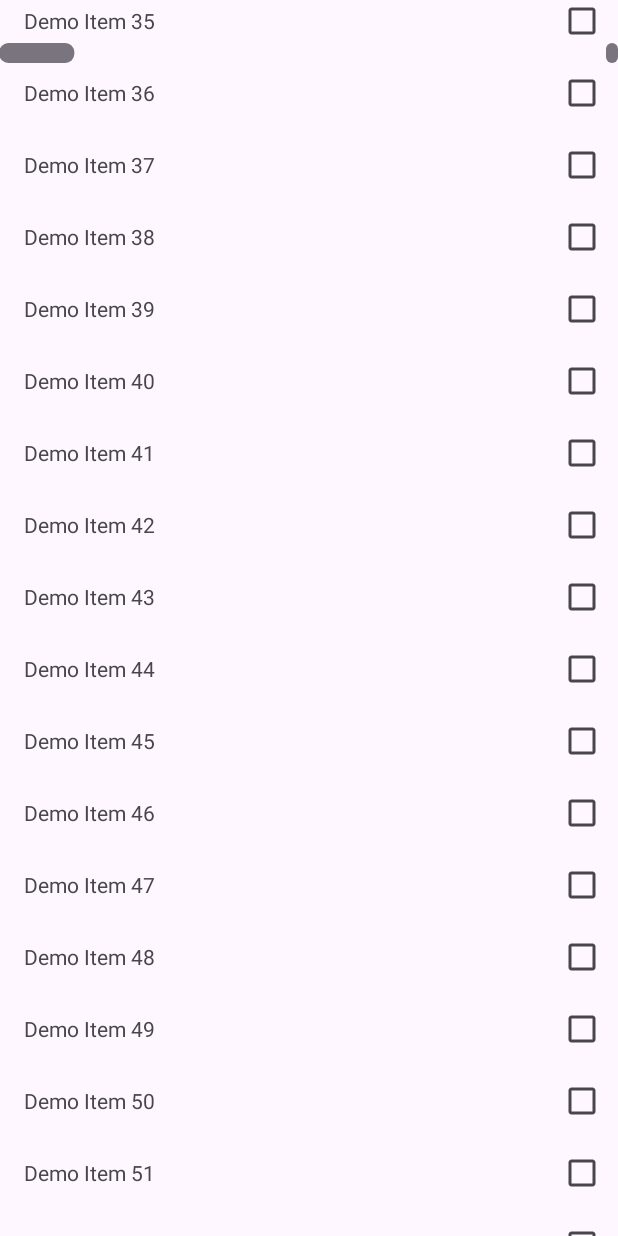
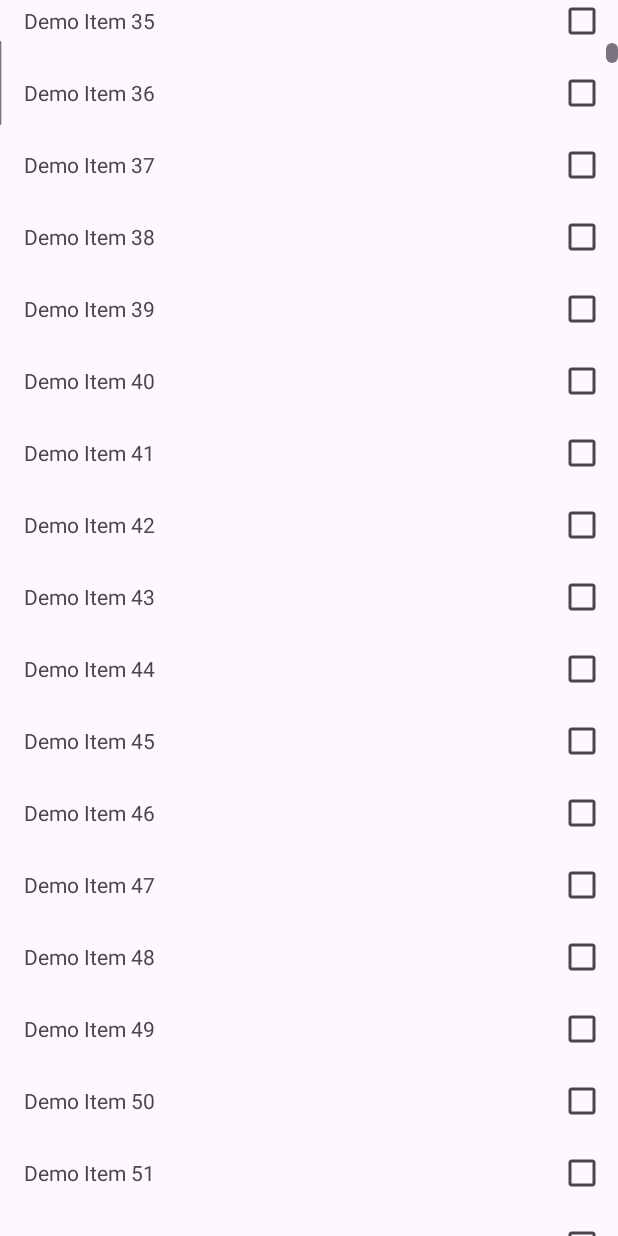
Before and after one commit to atomofiron/android-recyclerview-fastscroller2, an Android app: the screen it shows after launch (DemoActivity), scrolled down 1738 dp, on a phone screen of 412 x 824 dp. Run offline under Robolectric (Android 15) with nearby library versions, the phone set to English and light mode, and no system bars.

Commit message:
fix FastScroller2 invocation args

```diff
--- a/app/src/main/java/lib/atomofiron/recyclerview/fastscroller2/DemoActivity.kt
+++ b/app/src/main/java/lib/atomofiron/recyclerview/fastscroller2/DemoActivity.kt
@@ -29,10 +29,10 @@ class DemoActivity : AppCompatActivity() {
             ContextCompat.getDrawable(this, R.drawable.scroll_track) as Drawable,
             ContextCompat.getDrawable(this, R.drawable.scroll_thumb) as StateListDrawable,
             ContextCompat.getDrawable(this, R.drawable.scroll_track) as Drawable,
-            resources.getDimensionPixelSize(R.dimen.fastscroll_thickness),
-            resources.getDimensionPixelSize(R.dimen.fastscroll_minimum_range),
-            resources.getDimensionPixelSize(R.dimen.fastscroll_area),
-            resources.getDimensionPixelSize(R.dimen.fastscroll_minimum_length),
+            thickness = resources.getDimensionPixelSize(R.dimen.fastscroll_thickness),
+            mScrollbarMinimumRange = resources.getDimensionPixelSize(R.dimen.fastscroll_minimum_range),
+            minDragAreaSize = resources.getDimensionPixelSize(R.dimen.fastscroll_area),
+            minThumbLength = resources.getDimensionPixelSize(R.dimen.fastscroll_minimum_length),
             inTheEnd = false,
         )
 
```
